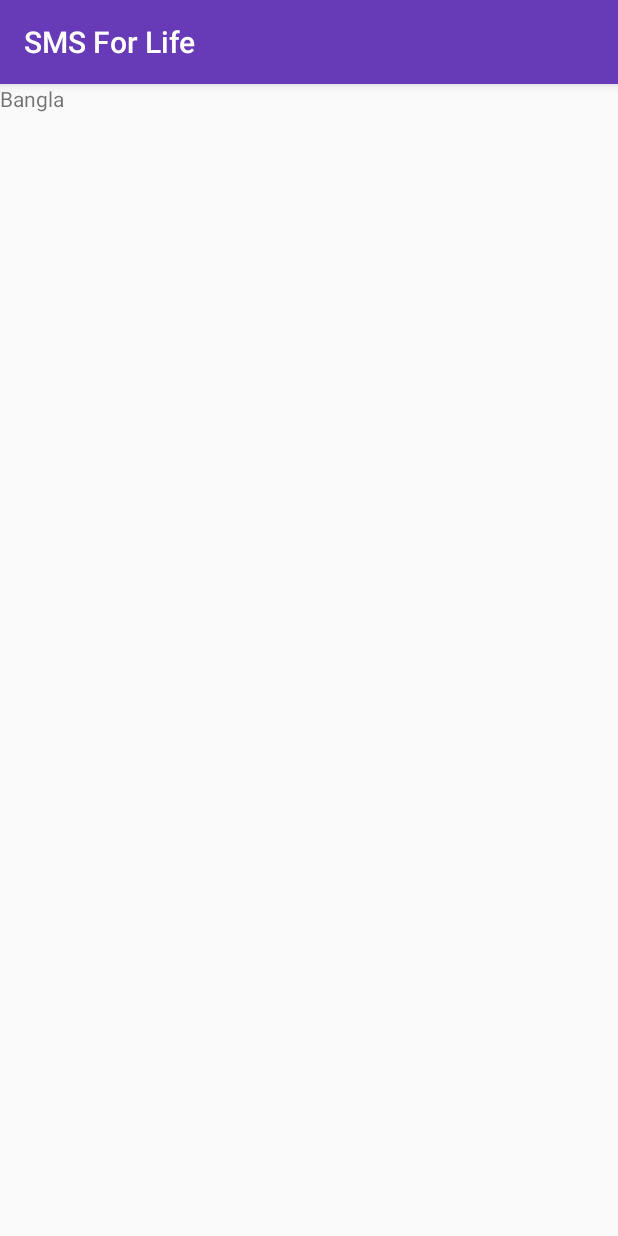
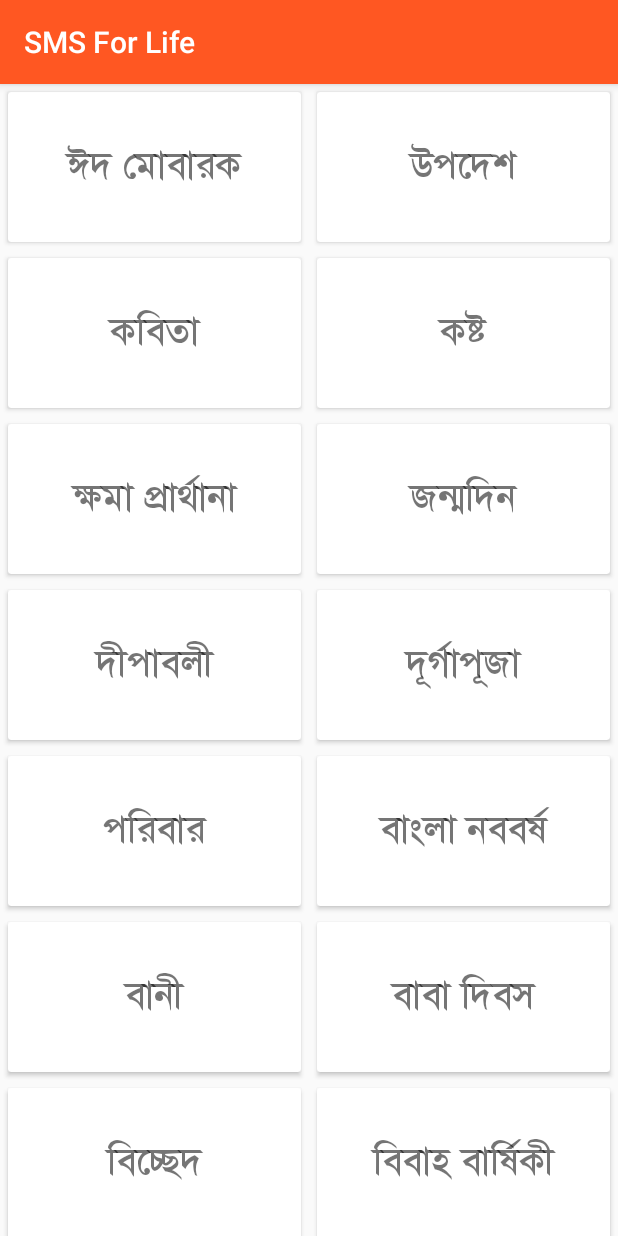
Before and after one commit to extreme-piash/SMSForLife, an Android app: the fragment BanglaSMSFragment shown on its own in the app's theme, on a phone screen of 412 x 824 dp. Run offline under Robolectric (Android 15) with nearby library versions, the phone set to English and light mode, and no system bars.

Commit message:
Using one Activity shifted all work in fragments

```diff
--- a/app/build.gradle
+++ b/app/build.gradle
@@ -17,6 +17,7 @@ android {
             proguardFiles getDefaultProguardFile('proguard-android.txt'), 'proguard-rules.pro'
         }
     }
+    sourceSets { main { assets.srcDirs = ['src/main/assets', 'src/main/assets/'] } }
 }
 
 dependencies {
--- a/app/src/main/java/mpsoftware/ltd/smsforlife/SmsAdapter.java
+++ b/app/src/main/java/mpsoftware/ltd/smsforlife/Adapter/SmsDataAdapter.java
@@ -1,6 +1,7 @@
-package mpsoftware.ltd.smsforlife;
+package mpsoftware.ltd.smsforlife.Adapter;
 
 import android.content.Context;
+import android.graphics.Typeface;
 import android.support.v7.widget.RecyclerView;
 import android.view.LayoutInflater;
 import android.view.View;
@@ -9,27 +10,41 @@ import android.widget.TextView;
 
 import java.util.List;
 
+import mpsoftware.ltd.smsforlife.R;
+
 /**
  * Created by piash on 9/22/16.
  */
 
-public class SmsAdapter extends RecyclerView.Adapter<SmsAdapter.ViewHolder> {
+public class SmsDataAdapter extends RecyclerView.Adapter<SmsDataAdapter.ViewHolder> {
 
     private Context mContext;
     private List<String> mStringList;
+    private RVClickListener mRVClickListener;
 
-    public SmsAdapter(Context context, List<String> stringList) {
+    public SmsDataAdapter(Context context, List<String> stringList) {
         this.mContext = context;
         this.mStringList = stringList;
     }
 
-    public class ViewHolder extends RecyclerView.ViewHolder {
+    public class ViewHolder extends RecyclerView.ViewHolder implements View.OnClickListener {
         TextView textViewSMS;
         public ViewHolder(View itemView) {
             super(itemView);
 
             textViewSMS = (TextView)itemView.findViewById(R.id.textViewSMS);
+            itemView.setOnClickListener(this);
         }
+
+        @Override
+        public void onClick(View v) {
+
+            mRVClickListener.onItemClick(getAdapterPosition(), v);
+        }
+    }
+
+    public void setOnItemClickListener(RVClickListener mRVClickListener) {
+        this.mRVClickListener = mRVClickListener;
     }
     @Override
     public ViewHolder onCreateViewHolder(ViewGroup parent, int viewType) {
@@ -41,8 +56,10 @@ public class SmsAdapter extends RecyclerView.Adapter<SmsAdapter.ViewHolder> {
 
     @Override
     public void onBindViewHolder(ViewHolder holder, int position) {
+        Typeface type = Typeface.createFromAsset(mContext.getAssets(),"SolaimanLipi.ttf");
+        holder.textViewSMS.setText(mStringList.get(position));
+        holder.textViewSMS.setTypeface(type);
 
-        holder.textViewSMS.setText(mStringList.get(position));
     }
 
     @Override
@@ -50,5 +67,8 @@ public class SmsAdapter extends RecyclerView.Adapter<SmsAdapter.ViewHolder> {
         return mStringList.size();
     }
 
+    public interface RVClickListener {
+        public void onItemClick(int position, View v);
+    }
 
 }
--- a/app/src/main/java/mpsoftware/ltd/smsforlife/Fragment/BanglaSMSFragment.java
+++ b/app/src/main/java/mpsoftware/ltd/smsforlife/Fragment/BanglaSMSFragment.java
@@ -2,12 +2,22 @@ package mpsoftware.ltd.smsforlife.Fragment;
 
 
 import android.app.Fragment;
+import android.app.FragmentManager;
+import android.app.FragmentTransaction;
 import android.os.Bundle;
+import android.support.v7.widget.GridLayoutManager;
+import android.support.v7.widget.RecyclerView;
+import android.view.Gravity;
 import android.view.LayoutInflater;
 import android.view.View;
 import android.view.ViewGroup;
 import android.widget.TextView;
 
+import java.lang.reflect.Array;
+import java.util.Arrays;
+import java.util.List;
+
+import mpsoftware.ltd.smsforlife.Adapter.SmsDataAdapter;
 import mpsoftware.ltd.smsforlife.R;
 
 
@@ -16,8 +26,10 @@ import mpsoftware.ltd.smsforlife.R;
  */
 public class BanglaSMSFragment extends Fragment {
 
-    private String title;
-    private int page;
+    private RecyclerView mRecyclerViewBangla;
+    private RecyclerView.LayoutManager mLayoutManager;
+    private List<String> mStringList;
+    private SmsDataAdapter mSmsAdapter;
 
     // newInstance constructor for creating fragment with arguments
     public BanglaSMSFragment(){
@@ -35,8 +47,28 @@ public class BanglaSMSFragment extends Fragment {
     public View onCreateView(LayoutInflater inflater, ViewGroup container,
                              Bundle savedInstanceState) {
         View view = inflater.inflate(R.layout.fragment_first, container, false);
-        TextView tvLabel = (TextView) view.findViewById(R.id.tvLabel);
-        tvLabel.setText("Bangla ");
+        mRecyclerViewBangla = (RecyclerView)view.findViewById(R.id.recylerViewBangla);
+
+        mLayoutManager = new GridLayoutManager(getActivity(), 2);
+        mRecyclerViewBangla.setLayoutManager(mLayoutManager);
+        mStringList = Arrays.asList(getResources().getStringArray(R.array.BanglaSMSList));
+        mSmsAdapter = new SmsDataAdapter(getActivity(), mStringList);
+        mRecyclerViewBangla.setAdapter(mSmsAdapter);
+
+        mSmsAdapter.setOnItemClickListener(new SmsDataAdapter.RVClickListener() {
+            @Override
+            public void onItemClick(int position, View v) {
+
+                //getFragmentManager().beginTransaction().replace(R.id.content_main, new BanglaSubFragment()).addToBackStack(null).commit();
+                Fragment fragment = new BanglaSubFragment();
+                FragmentTransaction fragmentTransaction = getFragmentManager().beginTransaction();
+                fragmentTransaction.replace(R.id.content_main, fragment);
+                fragmentTransaction.addToBackStack(null);
+                fragmentTransaction.commit();
+
+            }
+        });
+
         return view;
     }
 
--- a/app/src/main/java/mpsoftware/ltd/smsforlife/Fragment/EnglishSMSFragment.java
+++ b/app/src/main/java/mpsoftware/ltd/smsforlife/Fragment/EnglishSMSFragment.java
@@ -30,8 +30,7 @@ public class EnglishSMSFragment extends Fragment {
     public View onCreateView(LayoutInflater inflater, ViewGroup container,
                              Bundle savedInstanceState) {
         View view = inflater.inflate(R.layout.fragment_second, container, false);
-        TextView tvLabel = (TextView) view.findViewById(R.id.tvLabel);
-        tvLabel.setText(" English" );
+
         return view;
     }
 
--- a/app/src/main/res/layout/activity_main.xml
+++ b/app/src/main/res/layout/activity_main.xml
@@ -4,6 +4,7 @@
     xmlns:tools="http://schemas.android.com/tools"
     android:layout_width="match_parent"
     android:layout_height="match_parent"
+    android:id="@+id/mainActivity"
     android:fitsSystemWindows="true"
     tools:context="mpsoftware.ltd.smsforlife.MainActivity">
 
--- a/app/src/main/res/layout/fragment_first.xml
+++ b/app/src/main/res/layout/fragment_first.xml
@@ -1,14 +1,13 @@
-<FrameLayout xmlns:android="http://schemas.android.com/apk/res/android"
+<LinearLayout xmlns:android="http://schemas.android.com/apk/res/android"
     xmlns:tools="http://schemas.android.com/tools"
     android:layout_width="match_parent"
-    android:layout_height="match_parent"
+    android:layout_height="wrap_content"
+    android:orientation="vertical"
     tools:context="mpsoftware.ltd.smsforlife.Fragment.BanglaSMSFragment">
 
-    <!-- TODO: Update blank fragment layout -->
-    <TextView
+    <android.support.v7.widget.RecyclerView
         android:layout_width="match_parent"
-        android:layout_height="match_parent"
-        android:id="@+id/tvLabel"
-        android:text="@string/hello_blank_fragment" />
+        android:layout_height="wrap_content"
+        android:id="@+id/recylerViewBangla"></android.support.v7.widget.RecyclerView>
 
-</FrameLayout>
+</LinearLayout>
--- a/app/src/main/res/layout/smsadapter_layout.xml
+++ b/app/src/main/res/layout/smsadapter_layout.xml
@@ -14,7 +14,6 @@
          android:layout_height="match_parent"
          android:id="@+id/textViewSMS"
          android:gravity="center"
-         android:textSize="15sp"
-         android:textColor="#000000"/>
+         android:textSize="25sp" />
     </android.support.v7.widget.CardView>
 </LinearLayout>
--- a/app/src/main/res/values/colors.xml
+++ b/app/src/main/res/values/colors.xml
@@ -1,6 +1,6 @@
 <?xml version="1.0" encoding="utf-8"?>
 <resources>
-    <color name="colorPrimary">#673AB7</color>
-    <color name="colorPrimaryDark">#512DA8</color>
-    <color name="colorAccent">#536DFE</color>
+    <color name="colorPrimary">#FF5722</color>
+    <color name="colorPrimaryDark">#E64A19</color>
+    <color name="colorAccent">#448AFF</color>
 </resources>
--- a/app/src/main/res/values/strings.xml
+++ b/app/src/main/res/values/strings.xml
@@ -2,31 +2,30 @@
     <string name="app_name">SMS For Life</string>
     <string name="action_settings">Settings</string>
 
-    <string-array name="smsArray">
-        <item>Bangla SMS </item>
-        <item>English Sms</item>
-        <item>Bangla SMS </item>
-        <item>English Sms</item>
-        <item>Bangla SMS </item>
-        <item>English Sms</item>
-        <item>Bangla SMS </item>
-        <item>English Sms</item>
-        <item>Bangla SMS </item>
-        <item>English Sms</item>
-        <item>Bangla SMS </item>
-        <item>English Sms</item>
-        <item>Bangla SMS </item>
-        <item>English Sms</item>
-        <item>Bangla SMS </item>
-        <item>English Sms</item>
-        <item>Bangla SMS </item>
-        <item>English Sms</item>
-        <item>Bangla SMS </item>
-        <item>English Sms</item>
-        <item>Bangla SMS </item>
-        <item>English Sms</item>
-        <item>Bangla SMS </item>
-        <item>English Sms</item>
+    <string-array name="BanglaSMSList">
+        <item> ঈদ  মোবারক</item>
+        <item> উপদেশ</item>
+        <item> কবিতা </item>
+        <item>  কষ্ট </item>
+        <item>  ক্ষমা  প্রার্থানা </item>
+        <item>  জন্মদিন  </item>
+        <item>  দীপাবলী </item>
+        <item>  দূর্গাপূজা  </item>
+        <item>  পরিবার </item>
+        <item>  বাংলা  নববর্ষ  </item>
+        <item> বানী</item>
+        <item>  বাবা  দিবস</item>
+        <item>  বিচ্ছেদ</item>
+        <item> বিবাহ  বার্ষিকী</item>
+        <item>  বিবিধ</item>
+        <item>  বোকা  বানানো </item>
+        <item>  বন্ধুত্ব </item>
+        <item>  বৃষ্টির  দিন </item>
+        <item>  ভালবাসা </item>
+        <item>  ভ্যালেন্টাইন - ডে </item>
+        <item> মা-দিবস </item>
+        <item>  মা- বাবা</item>
+        <item> মোসুমি </item>
 
     </string-array>
 
--- a/app/src/main/res/values/styles.xml
+++ b/app/src/main/res/values/styles.xml
@@ -14,7 +14,9 @@
     </style>
 
     <style name="AppTheme.AppBarOverlay" parent="ThemeOverlay.AppCompat.Dark.ActionBar" />
-
     <style name="AppTheme.PopupOverlay" parent="ThemeOverlay.AppCompat.Light" />
 
+    <style name="MyCustomTextAppearance" parent="TextAppearance.Design.Tab">
+        <item name="textAllCaps">false</item>
+    </style>
 </resources>
```
Also changed, not shown: app/src/main/java/mpsoftware/ltd/smsforlife/Adapter/TabViewPagerAdapter.java (+5 -5 lines), app/src/main/java/mpsoftware/ltd/smsforlife/Fragment/BanglaSubFragment.java (added, +48 -0 lines), app/src/main/java/mpsoftware/ltd/smsforlife/Fragment/MainContentFragment.java (added, +47 -0 lines), app/src/main/java/mpsoftware/ltd/smsforlife/MainActivity.java (+8 -14 lines), app/src/main/res/layout/content_main.xml (+0 -22 lines), app/src/main/res/layout/fragment_bangla_sub.xml (added, +12 -0 lines), app/src/main/res/layout/fragment_main_content.xml (added, +27 -0 lines), app/src/main/res/layout/fragment_second.xml (+3 -8 lines), app/src/main/assets/SolaimanLipi.ttf (added).
